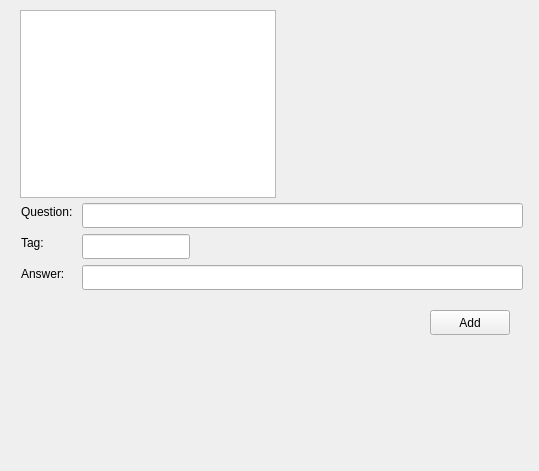
The window that question_form.ui (cogranpm/qttabsample) describes before a commit, drawn with Qt 5.
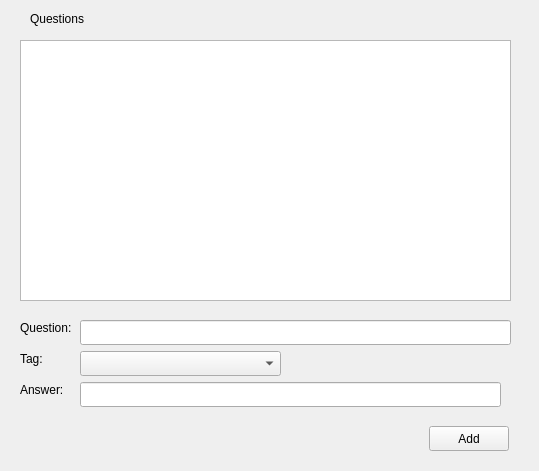
The same window after the commit.

Commit message: table view

Patch:
```diff
--- a/question_form.ui
+++ b/question_form.ui
@@ -13,27 +13,11 @@
   <property name="windowTitle">
    <string>Form</string>
   </property>
-  <widget class="QListView" name="listView">
-   <property name="geometry">
-    <rect>
-     <x>20</x>
-     <y>10</y>
-     <width>256</width>
-     <height>188</height>
-    </rect>
-   </property>
-   <property name="sizePolicy">
-    <sizepolicy hsizetype="Maximum" vsizetype="Maximum">
-     <horstretch>0</horstretch>
-     <verstretch>2</verstretch>
-    </sizepolicy>
-   </property>
-  </widget>
   <widget class="QLabel" name="label">
    <property name="geometry">
     <rect>
-     <x>21</x>
-     <y>203</y>
+     <x>20</x>
+     <y>319</y>
      <width>55</width>
      <height>17</height>
     </rect>
@@ -45,8 +29,8 @@
   <widget class="QLabel" name="label_2">
    <property name="geometry">
     <rect>
-     <x>21</x>
-     <y>234</y>
+     <x>20</x>
+     <y>350</y>
      <width>24</width>
      <height>17</height>
     </rect>
@@ -58,19 +42,9 @@
   <widget class="QLineEdit" name="txtBody">
    <property name="geometry">
     <rect>
-     <x>82</x>
-     <y>203</y>
-     <width>441</width>
-     <height>25</height>
-    </rect>
-   </property>
-  </widget>
-  <widget class="QLineEdit" name="txtTag">
-   <property name="geometry">
-    <rect>
-     <x>82</x>
-     <y>234</y>
-     <width>108</width>
+     <x>80</x>
+     <y>320</y>
+     <width>431</width>
      <height>25</height>
     </rect>
    </property>
@@ -78,9 +52,9 @@
   <widget class="QLineEdit" name="txtAnswer">
    <property name="geometry">
     <rect>
-     <x>82</x>
-     <y>265</y>
-     <width>441</width>
+     <x>80</x>
+     <y>382</y>
+     <width>421</width>
      <height>25</height>
     </rect>
    </property>
@@ -88,8 +62,8 @@
   <widget class="QLabel" name="label_3">
    <property name="geometry">
     <rect>
-     <x>21</x>
-     <y>265</y>
+     <x>20</x>
+     <y>381</y>
      <width>46</width>
      <height>17</height>
     </rect>
@@ -101,8 +75,8 @@
   <widget class="QPushButton" name="btnAdd">
    <property name="geometry">
     <rect>
-     <x>430</x>
-     <y>310</y>
+     <x>429</x>
+     <y>426</y>
      <width>80</width>
      <height>25</height>
     </rect>
@@ -111,6 +85,39 @@
     <string>Add</string>
    </property>
   </widget>
+  <widget class="QComboBox" name="cboTags">
+   <property name="geometry">
+    <rect>
+     <x>80</x>
+     <y>351</y>
+     <width>201</width>
+     <height>25</height>
+    </rect>
+   </property>
+  </widget>
+  <widget class="QTableView" name="questionView">
+   <property name="geometry">
+    <rect>
+     <x>20</x>
+     <y>40</y>
+     <width>491</width>
+     <height>261</height>
+    </rect>
+   </property>
+  </widget>
+  <widget class="QLabel" name="label_4">
+   <property name="geometry">
+    <rect>
+     <x>30</x>
+     <y>10</y>
+     <width>91</width>
+     <height>17</height>
+    </rect>
+   </property>
+   <property name="text">
+    <string>Questions</string>
+   </property>
+  </widget>
  </widget>
  <resources/>
  <connections/>
```
The commit also changes 3 other files.
